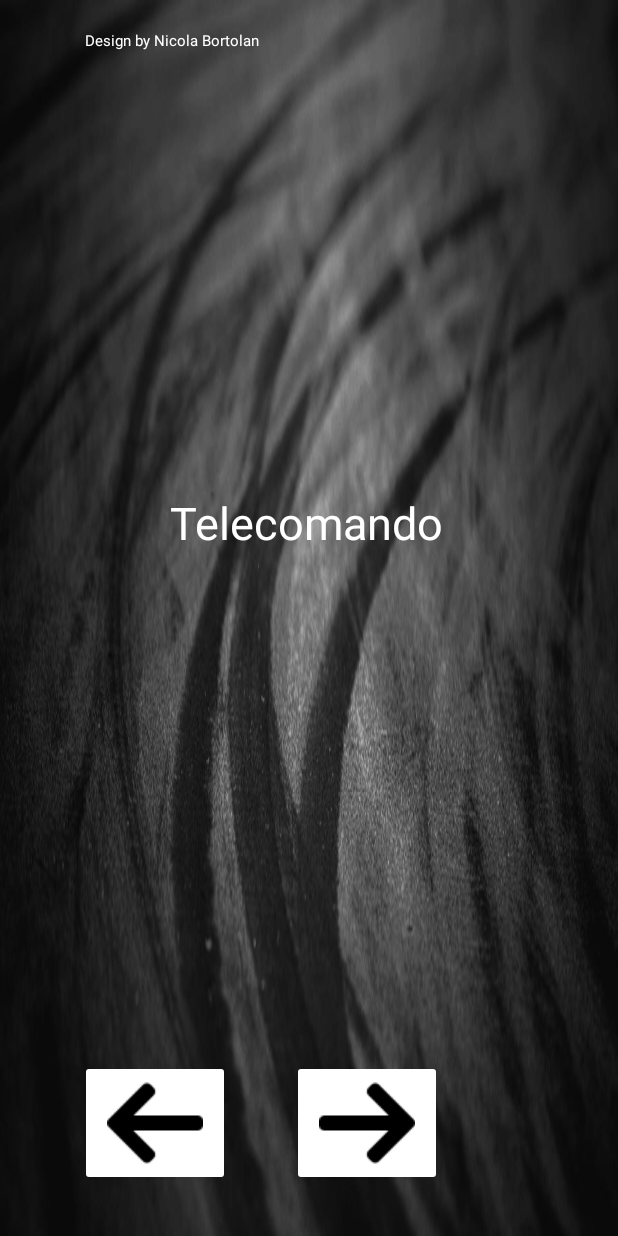
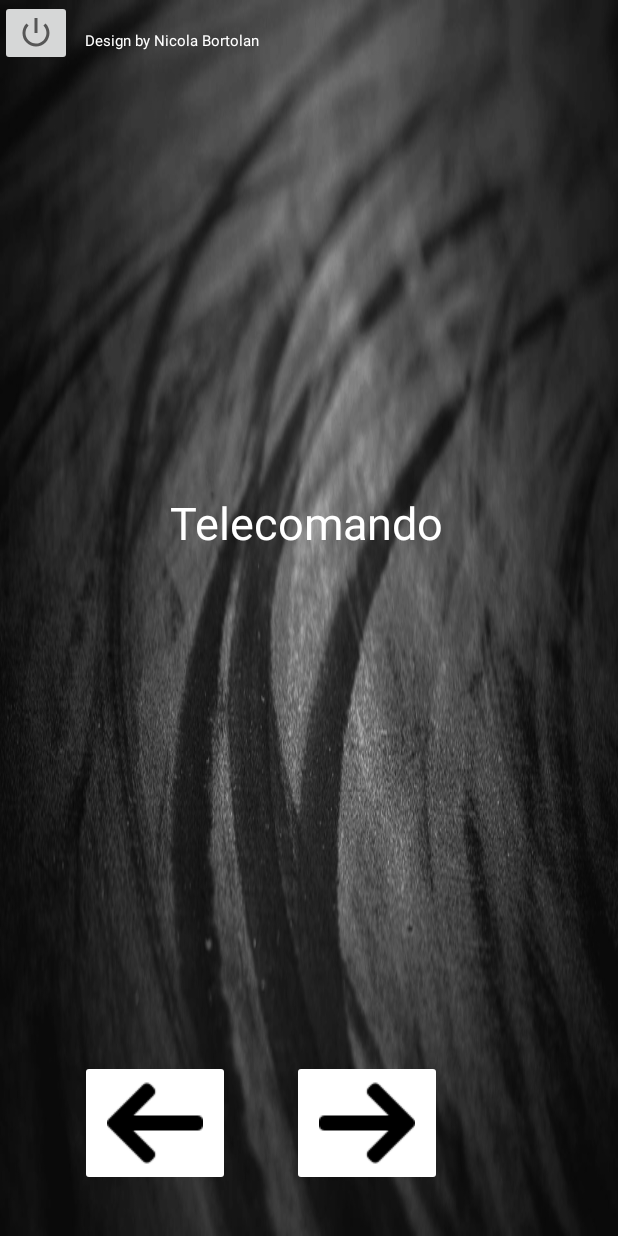
Before and after one commit to andreagregori/Telecomando, an Android app: the layout activity_main.xml on its own in the app's theme, with its tools: preview values and no code run, on a phone screen of 412 x 824 dp. Run offline under Robolectric (Android 15) with nearby library versions, the phone set to English and light mode, and no system bars; Roboto replaces fonts that are not available here.

Commit message:
Pulsante per spegnere

```diff
--- a/app/src/main/res/layout/activity_main.xml
+++ b/app/src/main/res/layout/activity_main.xml
@@ -95,4 +95,12 @@
         app:layout_constraintTop_toTopOf="parent"
         app:srcCompat="@drawable/gas" />
 
+    <ImageButton
+        android:id="@+id/btnSpegni"
+        android:layout_width="wrap_content"
+        android:layout_height="wrap_content"
+        app:srcCompat="@android:drawable/ic_lock_power_off"
+        tools:layout_editor_absoluteX="519dp"
+        tools:layout_editor_absoluteY="16dp" />
+
 </android.support.constraint.ConstraintLayout>
```
Also changed, not shown: app/src/main/java/com/example/andre/telecomando/MainActivity.java (+13 -2 lines).
